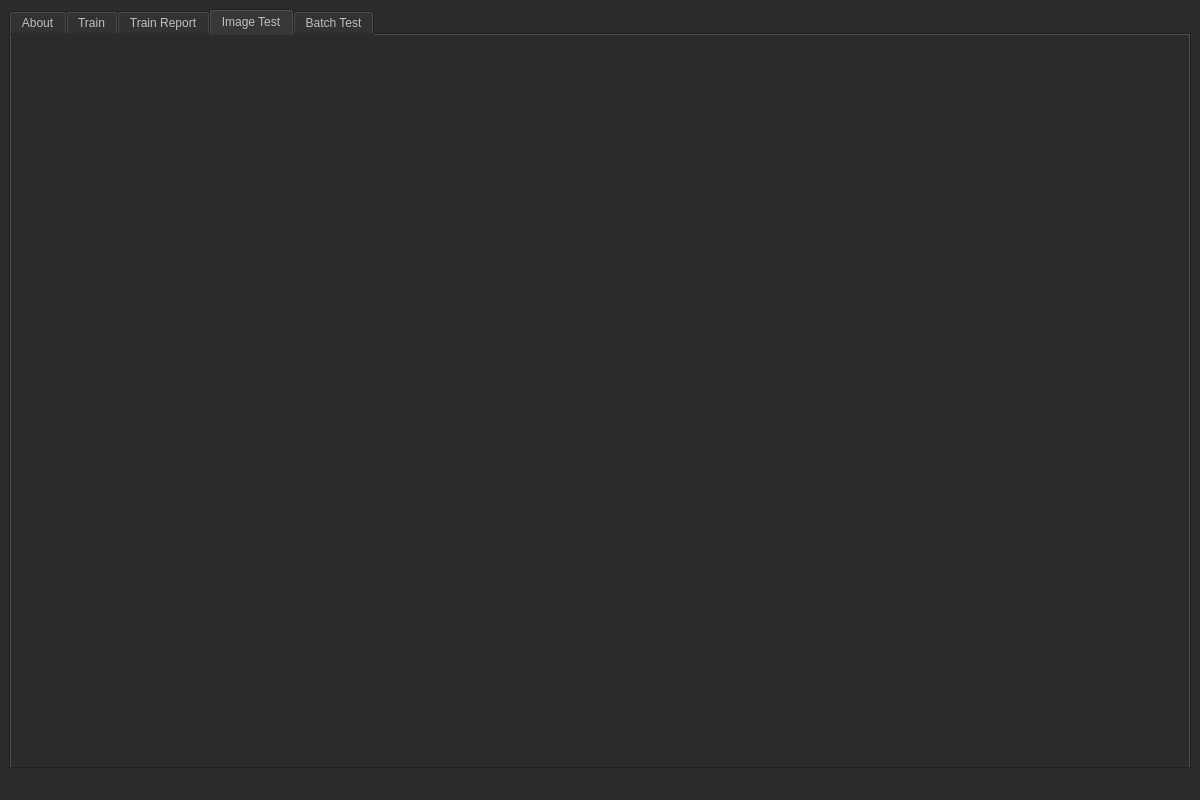
The window that GUI/UI/MainScreen.ui (shlomi1074/Camouflage-Final-Project) describes before a commit, drawn with Qt 5.
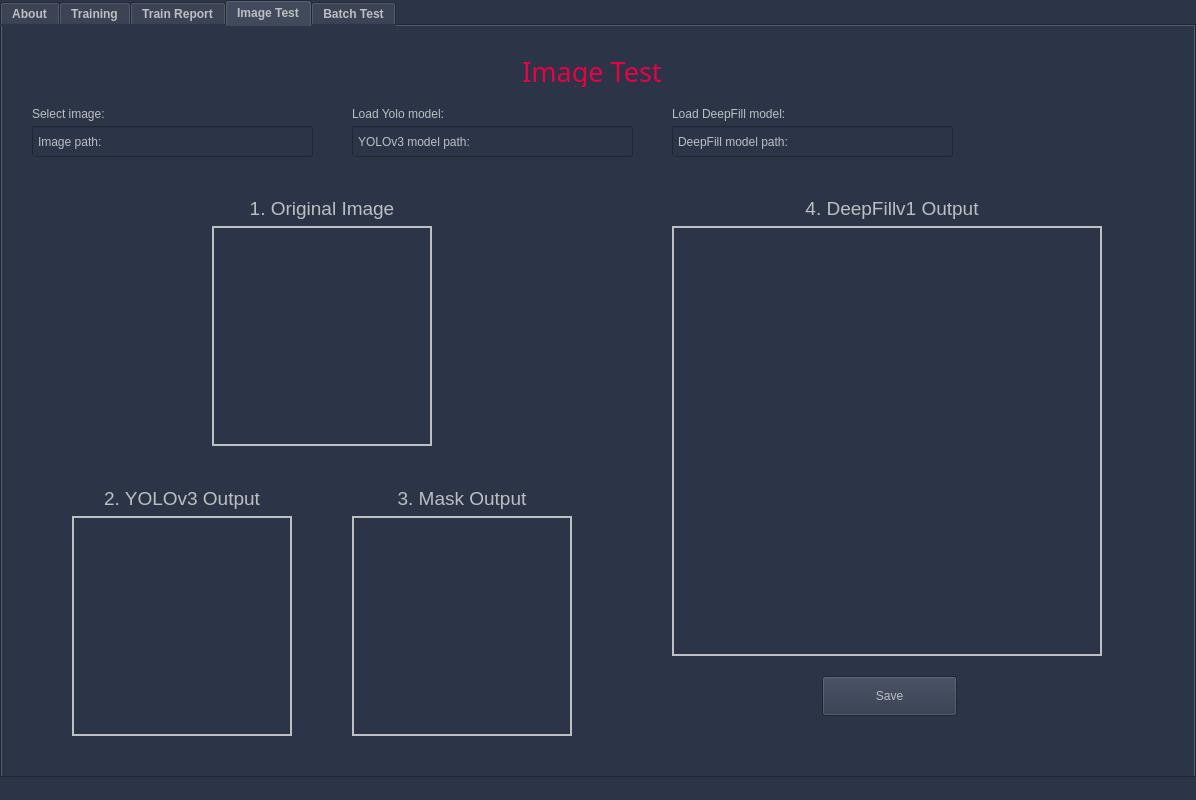
The same window after the commit. The open tabs and pages were chosen to show the change. Icons and pictures are not drawn.

Commit message: basic version: splash, training, single test, batch test. (no reports yet)

Patch:
```diff
--- a/GUI/UI/MainScreen.ui
+++ b/GUI/UI/MainScreen.ui
@@ -6,7 +6,7 @@
    <rect>
     <x>0</x>
     <y>0</y>
-    <width>1200</width>
+    <width>1196</width>
     <height>800</height>
    </rect>
   </property>
@@ -21,7 +21,7 @@
    <bool>false</bool>
   </property>
   <property name="styleSheet">
-   <string notr="true">background-color:#2b2b2b</string>
+   <string notr="true">background-color:#2c3448</string>
   </property>
   <property name="tabShape">
    <enum>QTabWidget::Triangular</enum>
@@ -33,12 +33,26 @@
     </font>
    </property>
    <layout class="QVBoxLayout" name="verticalLayout">
+    <property name="leftMargin">
+     <number>0</number>
+    </property>
+    <property name="topMargin">
+     <number>0</number>
+    </property>
+    <property name="rightMargin">
+     <number>0</number>
+    </property>
+    <property name="bottomMargin">
+     <number>0</number>
+    </property>
     <item>
      <widget class="QTabWidget" name="tabContainer">
       <property name="font">
        <font>
         <family>Arial</family>
         <pointsize>9</pointsize>
+        <weight>75</weight>
+        <bold>true</bold>
        </font>
       </property>
       <property name="cursor">
@@ -53,6 +67,9 @@
       <property name="toolTipDuration">
        <number>5</number>
       </property>
+      <property name="layoutDirection">
+       <enum>Qt::LeftToRight</enum>
+      </property>
       <property name="styleSheet">
        <string notr="true">color:#bdbfc0</string>
       </property>
@@ -67,8 +84,8 @@
       </property>
       <property name="iconSize">
        <size>
-        <width>24</width>
-        <height>24</height>
+        <width>20</width>
+        <height>20</height>
        </size>
       </property>
       <property name="usesScrollButtons">
@@ -164,7 +181,7 @@
       </widget>
       <widget class="QWidget" name="train">
        <attribute name="title">
-        <string notr="true">Train</string>
+        <string notr="true">Training</string>
        </attribute>
        <widget class="QLabel" name="label_2">
         <property name="geometry">
@@ -1688,6 +1705,526 @@
        <attribute name="title">
         <string>Image Test</string>
        </attribute>
+       <widget class="QLabel" name="label_26">
+        <property name="geometry">
+         <rect>
+          <x>490</x>
+          <y>30</y>
+          <width>200</width>
+          <height>31</height>
+         </rect>
+        </property>
+        <property name="font">
+         <font>
+          <family>MV Boli</family>
+          <pointsize>20</pointsize>
+          <weight>50</weight>
+          <italic>false</italic>
+          <bold>false</bold>
+          <underline>false</underline>
+          <strikeout>false</strikeout>
+          <kerning>true</kerning>
+         </font>
+        </property>
+        <property name="styleSheet">
+         <string notr="true">color:#e40444</string>
+        </property>
+        <property name="text">
+         <string>Image Test</string>
+        </property>
+        <property name="scaledContents">
+         <bool>false</bool>
+        </property>
+        <property name="alignment">
+         <set>Qt::AlignCenter</set>
+        </property>
+       </widget>
+       <widget class="QLabel" name="original_img">
+        <property name="geometry">
+         <rect>
+          <x>210</x>
+          <y>200</y>
+          <width>220</width>
+          <height>220</height>
+         </rect>
+        </property>
+        <property name="styleSheet">
+         <string notr="true">color:#bdbfc0</string>
+        </property>
+        <property name="frameShape">
+         <enum>QFrame::Box</enum>
+        </property>
+        <property name="frameShadow">
+         <enum>QFrame::Plain</enum>
+        </property>
+        <property name="lineWidth">
+         <number>2</number>
+        </property>
+        <property name="midLineWidth">
+         <number>0</number>
+        </property>
+        <property name="text">
+         <string/>
+        </property>
+        <property name="pixmap">
+         <pixmap>../Resources/orig.png</pixmap>
+        </property>
+        <property name="scaledContents">
+         <bool>true</bool>
+        </property>
+       </widget>
+       <widget class="QLabel" name="label_27">
+        <property name="geometry">
+         <rect>
+          <x>210</x>
+          <y>170</y>
+          <width>220</width>
+          <height>25</height>
+         </rect>
+        </property>
+        <property name="font">
+         <font>
+          <pointsize>14</pointsize>
+         </font>
+        </property>
+        <property name="styleSheet">
+         <string notr="true">color:#bdbfc0</string>
+        </property>
+        <property name="text">
+         <string>1. Original Image</string>
+        </property>
+        <property name="alignment">
+         <set>Qt::AlignCenter</set>
+        </property>
+       </widget>
+       <widget class="QLabel" name="label_28">
+        <property name="geometry">
+         <rect>
+          <x>70</x>
+          <y>460</y>
+          <width>220</width>
+          <height>25</height>
+         </rect>
+        </property>
+        <property name="font">
+         <font>
+          <pointsize>14</pointsize>
+         </font>
+        </property>
+        <property name="styleSheet">
+         <string notr="true">color:#bdbfc0</string>
+        </property>
+        <property name="text">
+         <string>2. YOLOv3 Output</string>
+        </property>
+        <property name="alignment">
+         <set>Qt::AlignCenter</set>
+        </property>
+       </widget>
+       <widget class="QLabel" name="yolo_img">
+        <property name="geometry">
+         <rect>
+          <x>70</x>
+          <y>490</y>
+          <width>220</width>
+          <height>220</height>
+         </rect>
+        </property>
+        <property name="styleSheet">
+         <string notr="true">color:#bdbfc0</string>
+        </property>
+        <property name="frameShape">
+         <enum>QFrame::Box</enum>
+        </property>
+        <property name="lineWidth">
+         <number>2</number>
+        </property>
+        <property name="midLineWidth">
+         <number>0</number>
+        </property>
+        <property name="text">
+         <string/>
+        </property>
+        <property name="pixmap">
+         <pixmap>../Resources/yolo.png</pixmap>
+        </property>
+        <property name="scaledContents">
+         <bool>true</bool>
+        </property>
+       </widget>
+       <widget class="QLabel" name="label_30">
+        <property name="geometry">
+         <rect>
+          <x>350</x>
+          <y>460</y>
+          <width>220</width>
+          <height>25</height>
+         </rect>
+        </property>
+        <property name="font">
+         <font>
+          <pointsize>14</pointsize>
+         </font>
+        </property>
+        <property name="styleSheet">
+         <string notr="true">color:#bdbfc0</string>
+        </property>
+        <property name="text">
+         <string>3. Mask Output</string>
+        </property>
+        <property name="alignment">
+         <set>Qt::AlignCenter</set>
+        </property>
+       </widget>
+       <widget class="QLabel" name="mask_img">
+        <property name="geometry">
+         <rect>
+          <x>350</x>
+          <y>490</y>
+          <width>220</width>
+          <height>220</height>
+         </rect>
+        </property>
+        <property name="styleSheet">
+         <string notr="true">color:#bdbfc0</string>
+        </property>
+        <property name="frameShape">
+         <enum>QFrame::Box</enum>
+        </property>
+        <property name="lineWidth">
+         <number>2</number>
+        </property>
+        <property name="text">
+         <string/>
+        </property>
+        <property name="pixmap">
+         <pixmap>../Resources/mask.png</pixmap>
+        </property>
+        <property name="scaledContents">
+         <bool>true</bool>
+        </property>
+       </widget>
+       <widget class="QLabel" name="label_32">
+        <property name="geometry">
+         <rect>
+          <x>780</x>
+          <y>170</y>
+          <width>220</width>
+          <height>25</height>
+         </rect>
+        </property>
+        <property name="font">
+         <font>
+          <pointsize>14</pointsize>
+         </font>
+        </property>
+        <property name="styleSheet">
+         <string notr="true">color:#bdbfc0</string>
+        </property>
+        <property name="text">
+         <string>4. DeepFillv1 Output</string>
+        </property>
+        <property name="alignment">
+         <set>Qt::AlignCenter</set>
+        </property>
+       </widget>
+       <widget class="QLabel" name="deepfill_img">
+        <property name="geometry">
+         <rect>
+          <x>670</x>
+          <y>200</y>
+          <width>430</width>
+          <height>430</height>
+         </rect>
+        </property>
+        <property name="styleSheet">
+         <string notr="true">color:#bdbfc0</string>
+        </property>
+        <property name="frameShape">
+         <enum>QFrame::Box</enum>
+        </property>
+        <property name="lineWidth">
+         <number>2</number>
+        </property>
+        <property name="text">
+         <string/>
+        </property>
+        <property name="pixmap">
+         <pixmap>../Resources/deep.png</pixmap>
+        </property>
+        <property name="scaledContents">
+         <bool>true</bool>
+        </property>
+       </widget>
+       <widget class="QPushButton" name="saveFinalOutButton">
+        <property name="geometry">
+         <rect>
+          <x>820</x>
+          <y>650</y>
+          <width>135</width>
+          <height>40</height>
+         </rect>
+        </property>
+        <property name="font">
+         <font>
+          <pointsize>9</pointsize>
+         </font>
+        </property>
+        <property name="styleSheet">
+         <string notr="true">color:#bdbfc0</string>
+        </property>
+        <property name="text">
+         <string>Save</string>
+        </property>
+        <property name="icon">
+         <iconset>
+          <normaloff>../Resources/icons/save.svg</normaloff>../Resources/icons/save.svg</iconset>
+        </property>
+        <property name="iconSize">
+         <size>
+          <width>24</width>
+          <height>24</height>
+         </size>
+        </property>
+       </widget>
+       <widget class="QLabel" name="SelectTestImageButton">
+        <property name="geometry">
+         <rect>
+          <x>270</x>
+          <y>100</y>
+          <width>31</width>
+          <height>31</height>
+         </rect>
+        </property>
+        <property name="autoFillBackground">
+         <bool>false</bool>
+        </property>
+        <property name="styleSheet">
+         <string notr="true">color:#bdbfc0; background-color:transparent</string>
+        </property>
+        <property name="text">
+         <string/>
+        </property>
+        <property name="textFormat">
+         <enum>Qt::RichText</enum>
+        </property>
+        <property name="pixmap">
+         <pixmap>../Resources/Folder_icon.png</pixmap>
+        </property>
+        <property name="scaledContents">
+         <bool>true</bool>
+        </property>
+       </widget>
+       <widget class="QLabel" name="label_35">
+        <property name="geometry">
+         <rect>
+          <x>30</x>
+          <y>80</y>
+          <width>121</width>
+          <height>16</height>
+         </rect>
+        </property>
+        <property name="font">
+         <font>
+          <pointsize>9</pointsize>
+         </font>
+        </property>
+        <property name="styleSheet">
+         <string notr="true">color:#bdbfc0</string>
+        </property>
+        <property name="text">
+         <string>Select image:</string>
+        </property>
+       </widget>
+       <widget class="QLineEdit" name="saveModelLineText_5">
+        <property name="enabled">
+         <bool>false</bool>
+        </property>
+        <property name="geometry">
+         <rect>
+          <x>30</x>
+          <y>100</y>
+          <width>281</width>
+          <height>31</height>
+         </rect>
+        </property>
+        <property name="font">
+         <font>
+          <pointsize>9</pointsize>
+         </font>
+        </property>
+        <property name="styleSheet">
+         <string notr="true">color:#bdbfc0;padding-left:3px</string>
+        </property>
+        <property name="text">
+         <string>Image path:</string>
+        </property>
+       </widget>
+       <widget class="QLineEdit" name="yoloModelPath">
+        <property name="enabled">
+         <bool>false</bool>
+        </property>
+        <property name="geometry">
+         <rect>
+          <x>350</x>
+          <y>100</y>
+          <width>281</width>
+          <height>31</height>
+         </rect>
+        </property>
+        <property name="font">
+         <font>
+          <pointsize>9</pointsize>
+         </font>
+        </property>
+        <property name="styleSheet">
+         <string notr="true">color:#bdbfc0;padding-left:3px</string>
+        </property>
+        <property name="text">
+         <string>YOLOv3 model path:</string>
+        </property>
+       </widget>
+       <widget class="QLabel" name="LoadYoloModelButton">
+        <property name="geometry">
+         <rect>
+          <x>590</x>
+          <y>100</y>
+          <width>31</width>
+          <height>31</height>
+         </rect>
+        </property>
+        <property name="autoFillBackground">
+         <bool>false</bool>
+        </property>
+        <property name="styleSheet">
+         <string notr="true">color:#bdbfc0; background-color:transparent</string>
+        </property>
+        <property name="text">
+         <string/>
+        </property>
+        <property name="textFormat">
+         <enum>Qt::RichText</enum>
+        </property>
+        <property name="pixmap">
+         <pixmap>../Resources/Folder_icon.png</pixmap>
+        </property>
+        <property name="scaledContents">
+         <bool>true</bool>
+        </property>
+       </widget>
+       <widget class="QLabel" name="label_36">
+        <property name="geometry">
+         <rect>
+          <x>350</x>
+          <y>80</y>
+          <width>161</width>
+          <height>16</height>
+         </rect>
+        </property>
+        <property name="font">
+         <font>
+          <pointsize>9</pointsize>
+         </font>
+        </property>
+        <property name="styleSheet">
+         <string notr="true">color:#bdbfc0</string>
+        </property>
+        <property name="text">
+         <string>Load Yolo model:</string>
+        </property>
+       </widget>
+       <widget class="QLabel" name="label_106">
+        <property name="geometry">
+         <rect>
+          <x>670</x>
+          <y>80</y>
+          <width>171</width>
+          <height>16</height>
+         </rect>
+        </property>
+        <property name="font">
+         <font>
+          <pointsize>9</pointsize>
+         </font>
+        </property>
+        <property name="styleSheet">
+         <string notr="true">color:#bdbfc0</string>
+        </property>
+        <property name="text">
+         <string>Load DeepFill model:</string>
+        </property>
+       </widget>
+       <widget class="QLabel" name="LoadDeepfillModelButton">
+        <property name="geometry">
+         <rect>
+          <x>910</x>
+          <y>100</y>
+          <width>31</width>
+          <height>31</height>
+         </rect>
+        </property>
+        <property name="autoFillBackground">
+         <bool>false</bool>
+        </property>
+        <property name="styleSheet">
+         <string notr="true">color:#bdbfc0; background-color:transparent</string>
+        </property>
+        <property name="text">
+         <string/>
+        </property>
+        <property name="textFormat">
+         <enum>Qt::RichText</enum>
+        </property>
+        <property name="pixmap">
+         <pixmap>../Resources/Folder_icon.png</pixmap>
+        </property>
+        <property name="scaledContents">
+         <bool>true</bool>
+        </property>
+       </widget>
+       <widget class="QLineEdit" name="deepfillModelPath">
+        <property name="enabled">
+         <bool>false</bool>
+        </property>
+        <property name="geometry">
+         <rect>
+          <x>670</x>
+          <y>100</y>
+          <width>281</width>
+          <height>31</height>
+         </rect>
+        </property>
+        <property name="font">
+         <font>
+          <pointsize>9</pointsize>
+         </font>
+        </property>
+        <property name="styleSheet">
+         <string notr="true">color:#bdbfc0;padding-left:3px</string>
+        </property>
+        <property name="text">
+         <string>DeepFill model path:</string>
+        </property>
+       </widget>
+       <zorder>deepfillModelPath</zorder>
+       <zorder>label_26</zorder>
+       <zorder>original_img</zorder>
+       <zorder>label_27</zorder>
+       <zorder>label_28</zorder>
+       <zorder>yolo_img</zorder>
+       <zorder>label_30</zorder>
+       <zorder>mask_img</zorder>
+       <zorder>label_32</zorder>
+       <zorder>deepfill_img</zorder>
+       <zorder>saveFinalOutButton</zorder>
+       <zorder>label_35</zorder>
+       <zorder>saveModelLineText_5</zorder>
+       <zorder>SelectTestImageButton</zorder>
+       <zorder>yoloModelPath</zorder>
+       <zorder>LoadYoloModelButton</zorder>
+       <zorder>label_36</zorder>
+       <zorder>label_106</zorder>
+       <zorder>LoadDeepfillModelButton</zorder>
       </widget>
       <widget class="QWidget" name="batchTest">
        <attribute name="title">
```
Left out of the diff: 675 changed lines with no effect on the pictures. The commit also changes 899 other files.
